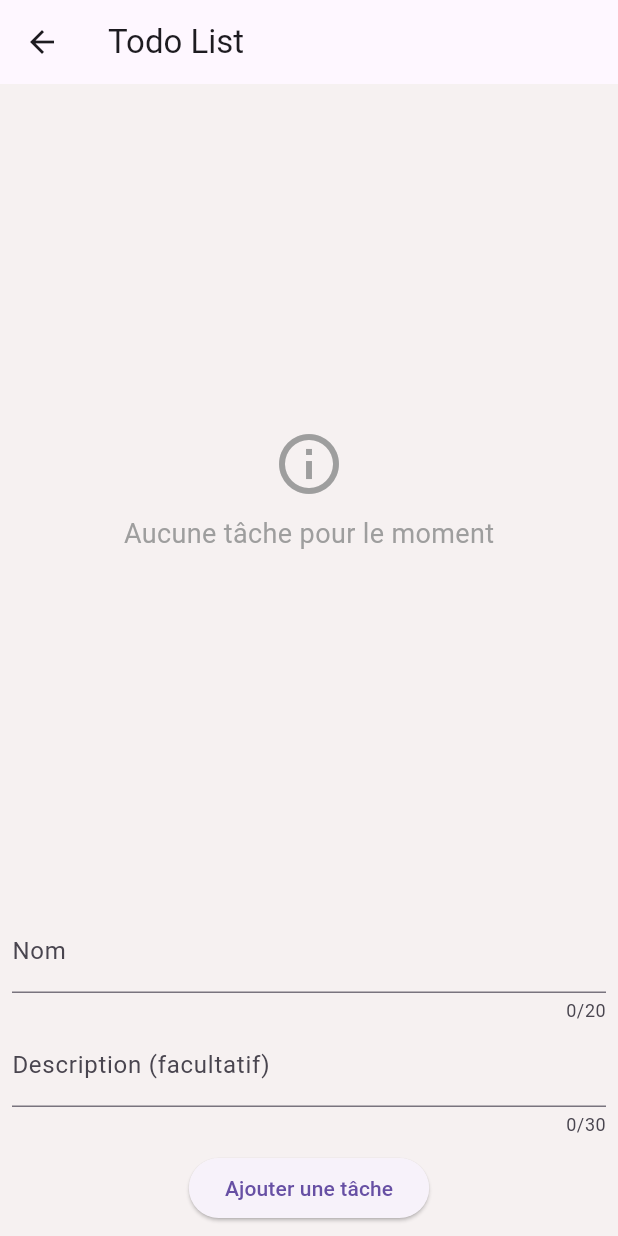
After one commit to LucPASCUAL/flutter-eval, a Flutter app: the screen it shows after launch, after a tap on "Aller à la Todo List", on a phone screen of 412 x 824 dp. The commit adds this screen. Run offline on Flutter 3.47's test engine with Material 3 defaults, Android fonts, the phone set to English and light mode, and no system bars.

Commit message:
Travail terminé

```diff
--- a/lib/main.dart
+++ b/lib/main.dart
@@ -13,7 +13,11 @@ class MyApp extends StatelessWidget {
     return MaterialApp(
       debugShowCheckedModeBanner: false,
       title: 'ESN.81 évaluation Flutter',
-      home: HomeScreen(),
+      theme: ThemeData(
+        primarySwatch: Colors.deepPurple,
+        scaffoldBackgroundColor: const Color(0xFFF6F1F1),
+      ),
+      home: const HomeScreen(),
     );
   }
 }
--- /dev/null
+++ b/lib/presentation/common/task_input.dart
@@ -0,0 +1,62 @@
+import 'package:flutter/material.dart';
+
+class TaskInput extends StatefulWidget {
+  final Function(String, String) onAdd;
+
+  const TaskInput({super.key, required this.onAdd});
+
+  @override
+  State<TaskInput> createState() => _TaskInputState();
+}
+
+class _TaskInputState extends State<TaskInput> {
+  final _nameController = TextEditingController();
+  final _descController = TextEditingController();
+
+  void _submit() {
+    final name = _nameController.text.trim();
+    final desc = _descController.text.trim();
+
+    if (name.isEmpty) {
+      ScaffoldMessenger.of(context).showSnackBar(
+        const SnackBar(content: Text("Le nom de la tâche est requis")),
+      );
+      return;
+    }
+
+    widget.onAdd(name, desc);
+    _nameController.clear();
+    _descController.clear();
+  }
+
+  @override
+  void dispose() {
+    _nameController.dispose();
+    _descController.dispose();
+    super.dispose();
+  }
+
+  @override
+  Widget build(BuildContext context) {
+    return Column(
+      children: [
+        TextField(
+          controller: _nameController,
+          maxLength: 20,
+          decoration: const InputDecoration(labelText: 'Nom'),
+        ),
+        TextField(
+          controller: _descController,
+          maxLength: 30,
+          decoration:
+              const InputDecoration(labelText: 'Description (facultatif)'),
+        ),
+        const SizedBox(height: 10),
+        ElevatedButton(
+          onPressed: _submit,
+          child: const Text('Ajouter une tâche'),
+        ),
+      ],
+    );
+  }
+}
--- /dev/null
+++ b/lib/presentation/domain/models/task.dart
@@ -0,0 +1,6 @@
+class Task {
+  final String name;
+  final String description;
+
+  Task({required this.name, required this.description});
+}
--- a/lib/presentation/screens/home_screen.dart
+++ b/lib/presentation/screens/home_screen.dart
@@ -1,5 +1,5 @@
 import 'package:flutter/material.dart';
-import 'package:todo/util/style_util.dart';
+import 'package:todo/presentation/screens/todo_screen.dart';
 
 class HomeScreen extends StatelessWidget {
   const HomeScreen({super.key});
@@ -7,10 +7,16 @@ class HomeScreen extends StatelessWidget {
   @override
   Widget build(BuildContext context) {
     return Scaffold(
+      appBar: AppBar(title: const Text('Accueil')),
       body: Center(
-        child: Text(
-          "Bienvenue sur Flutter !",
-          style: StyleUtil.getMainTextStyle(),
+        child: ElevatedButton(
+          child: const Text('Aller à la Todo List'),
+          onPressed: () {
+            Navigator.push(
+              context,
+              MaterialPageRoute(builder: (context) => const TodoScreen()),
+            );
+          },
         ),
       ),
     );
--- /dev/null
+++ b/lib/presentation/screens/todo_screen.dart
@@ -0,0 +1,65 @@
+import 'package:flutter/material.dart';
+import 'package:todo/presentation/common/task_input.dart';
+import 'package:todo/presentation/common/task_item.dart';
+import 'package:todo/presentation/domain/models/task.dart';
+
+class TodoScreen extends StatefulWidget {
+  const TodoScreen({super.key});
+
+  @override
+  State<TodoScreen> createState() => _TodoScreenState();
+}
+
+class _TodoScreenState extends State<TodoScreen> {
+  final List<Task> tasks = [];
+
+  void _addTask(String name, String description) {
+    setState(() {
+      tasks.add(Task(name: name, description: description));
+    });
+  }
+
+  void _removeTask(int index) {
+    setState(() {
+      tasks.removeAt(index);
+    });
+  }
+
+  @override
+  Widget build(BuildContext context) {
+    return Scaffold(
+      appBar: AppBar(title: const Text('Todo List')),
+      body: Column(
+        children: [
+          Expanded(
+            child: tasks.isEmpty
+                ? const Center(
+                    child: Column(
+                      mainAxisAlignment: MainAxisAlignment.center,
+                      children: [
+                        Icon(Icons.info_outline, size: 48, color: Colors.grey),
+                        SizedBox(height: 10),
+                        Text(
+                          "Aucune tâche pour le moment",
+                          style: TextStyle(fontSize: 18, color: Colors.grey),
+                        ),
+                      ],
+                    ),
+                  )
+                : ListView.builder(
+                    itemCount: tasks.length,
+                    itemBuilder: (ctx, index) => TaskItem(
+                      task: tasks[index],
+                      onDelete: () => _removeTask(index),
+                    ),
+                  ),
+          ),
+          Padding(
+            padding: const EdgeInsets.all(8.0),
+            child: TaskInput(onAdd: _addTask),
+          ),
+        ],
+      ),
+    );
+  }
+}
--- a/pubspec.yaml
+++ b/pubspec.yaml
@@ -34,6 +34,7 @@ dependencies:
   # The following adds the Cupertino Icons font to your application.
   # Use with the CupertinoIcons class for iOS style icons.
   cupertino_icons: ^1.0.8
+  flutter_slidable: ^4.0.0
 
 dev_dependencies:
   flutter_test:
```
Also changed, not shown: lib/presentation/common/list_view_example.dart (+13 -18 lines), lib/presentation/common/task_item.dart (added, +24 -0 lines), pubspec.lock, 1 other file.
